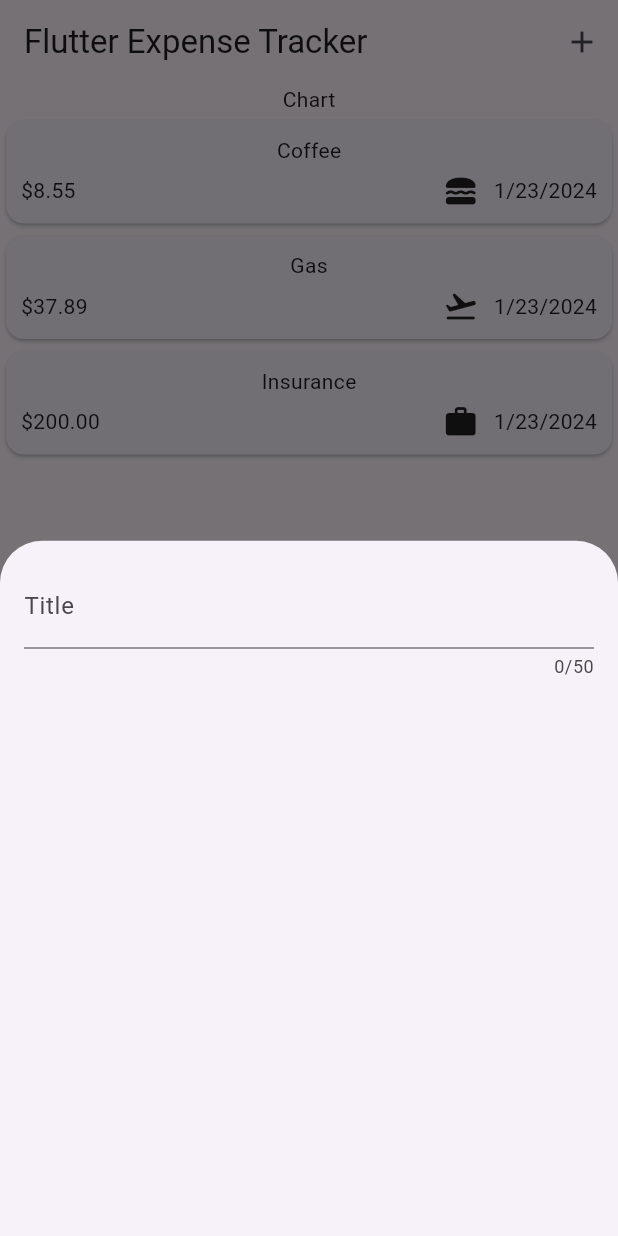
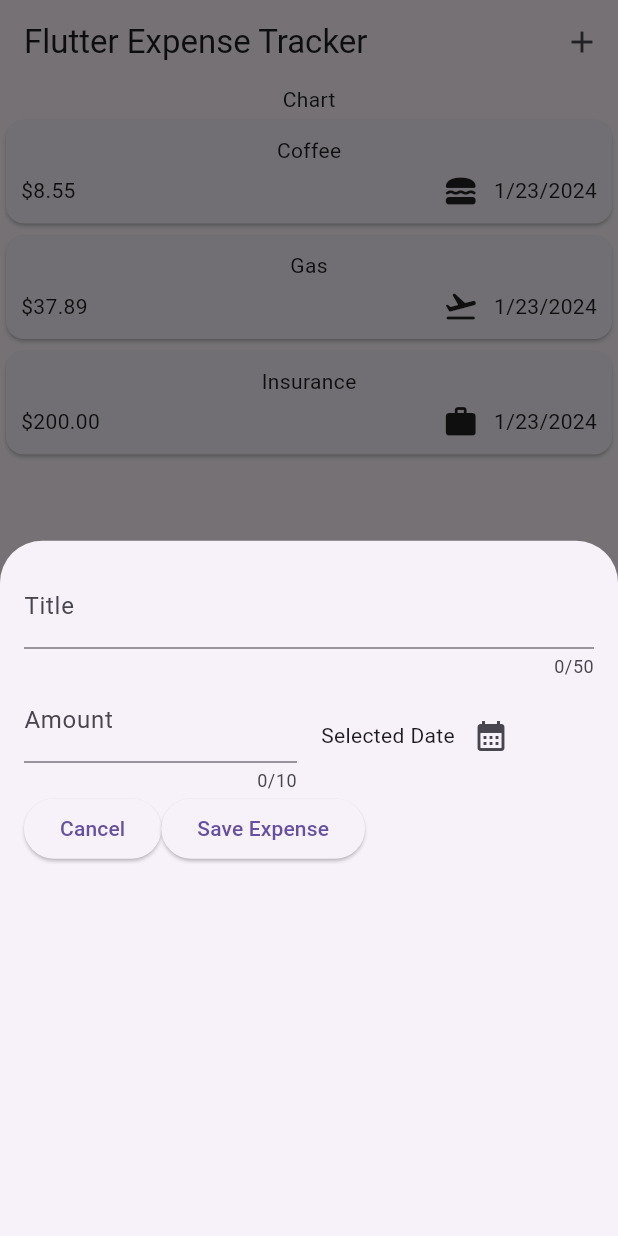
Before and after one commit to DCXan/flutter-expense-tracker, a Flutter app: the screen it shows after launch, after a tap on the "add" icon, on a phone screen of 412 x 824 dp. Run offline on Flutter 3.47's test engine with Material 3 defaults, Android fonts, the phone set to English and light mode, and no system bars.

Commit message:
more inputs for modal

```diff
--- a/lib/widgets/new_expense.dart
+++ b/lib/widgets/new_expense.dart
@@ -11,16 +11,76 @@ class NewExpense extends StatefulWidget {
 }
 
 class _NewExpenseState extends State<NewExpense> {
+  // var _enteredTitle = '';
+
+  // void _saveTitleInput(String inputValue) {
+  //   _enteredTitle = inputValue;
+  // }
+
+  final _titleController = TextEditingController();
+  final _amountController = TextEditingController();
+
+  @override
+  void dispose() {
+    _titleController.dispose();
+    _amountController.dispose();
+    super.dispose();
+  }
+
   @override
   Widget build(BuildContext context) {
-    return const Padding(
-      padding: EdgeInsets.all(16),
+    return Padding(
+      padding: const EdgeInsets.all(16),
       child: Column(
         children: [
           TextField(
+            // onChanged: _saveTitleInput,
+            controller: _titleController,
             maxLength: 50,
-            decoration: InputDecoration(label: Text('Title')),
+            decoration: const InputDecoration(label: Text('Title')),
           ),
+          Row(
+            children: [
+              Expanded(
+                child: TextField(
+                  keyboardType: TextInputType.number,
+                  controller: _amountController,
+                  maxLength: 10,
+                  decoration: const InputDecoration(
+                      label: Text('Amount'), prefixText: '\$ '),
+                ),
+              ),
+              const SizedBox(width: 16),
+              Expanded(
+                child: Row(
+                  children: [
+                    const Text('Selected Date'),
+                    IconButton(
+                      onPressed: () {},
+                      icon: const Icon(
+                        Icons.calendar_month,
+                      ),
+                    )
+                  ],
+                ),
+              )
+            ],
+          ),
+          Row(
+            children: [
+              ElevatedButton(
+                  onPressed: () {
+                    Navigator.pop(context);
+                  },
+                  child: const Text('Cancel')),
+              ElevatedButton(
+                  onPressed: () {
+                    print(_titleController.text);
+                    print(_amountController.text);
+                  },
+                  child: const Text('Save Expense')),
+            ],
+          )
         ],
       ),
     );
```
